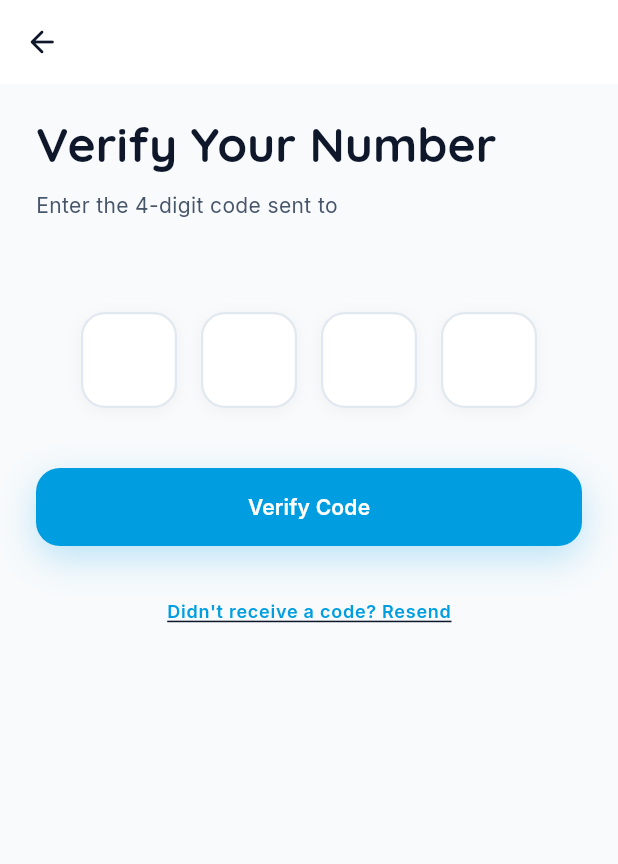
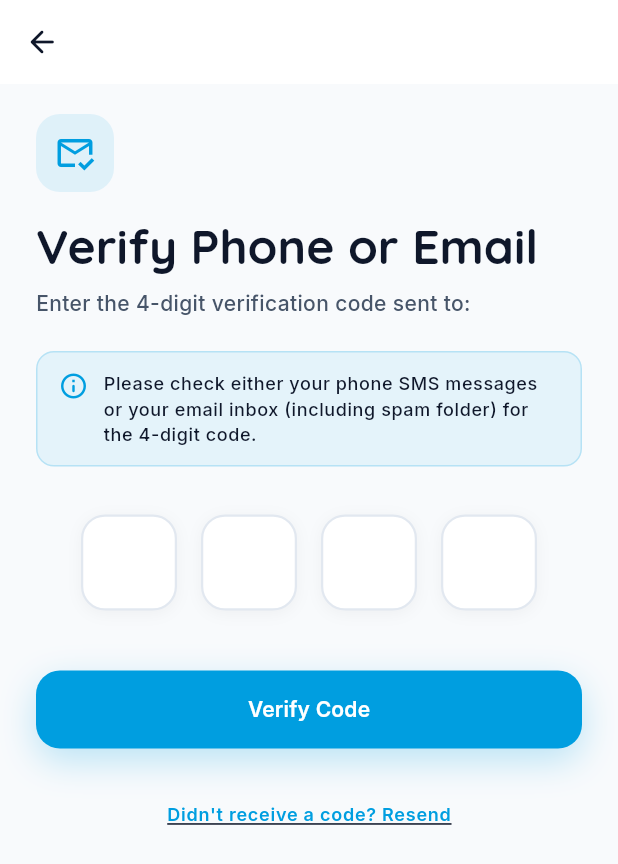
Before and after one commit to DaV212001/delivery_app, a Flutter app: the OtpScreen screen opened by its route, on a phone screen of 412 x 824 dp. Shown: the top 864 px of the screen. Run offline on Flutter 3.47's test engine with Material 3 defaults, Android fonts, the phone set to English and light mode, and no system bars; our stand-ins replace cached_network_image, carousel_slider, connectivity_plus, cookie_jar, dio, geolocator and 9 more; missing offline and left inert: gebeta_gl, in_app_update; accounts and stored records are empty; network calls fail.

Commit message:
feat(auth): display dual-channel phone and email OTP verification instructions and release v1.0.10+15

```diff
--- a/lib/config/translations.dart
+++ b/lib/config/translations.dart
@@ -228,8 +228,9 @@ class AppTranslations extends Translations {
           'fill_all_fields': 'Please fill all fields',
           'password_reset_success': 'Password reset successfully. Please log in.',
           'four_digit_pin': '4-digit PIN',
-          'verify_your_number': 'Verify Your Number',
-          'enter_code_sent_to': 'Enter the 4-digit code sent to',
+          'verify_your_number': 'Verify Phone or Email',
+          'enter_code_sent_to': 'Enter the 4-digit verification code sent to:',
+          'check_phone_or_email_instructions': 'Please check either your phone SMS messages or your email inbox (including spam folder) for the 4-digit code.',
           'incomplete': 'Incomplete',
           'enter_4_digit_code': 'Please enter the 4-digit code',
           'verify_code': 'Verify Code',
@@ -699,8 +700,9 @@ class AppTranslations extends Translations {
           'fill_all_fields': 'እባክዎ ሁሉንም መስኮች ይሙሉ',
           'password_reset_success': 'የይለፍ ቃል በተሳካ ሁኔታ ተቀይሯል። እባክዎ ይግቡ።',
           'four_digit_pin': 'ባለ 4-አሃዝ ፒን',
-          'verify_your_number': 'ቁጥርዎን ያረጋግጡ',
-          'enter_code_sent_to': 'የተላከውን ባለ 4-አሃዝ ኮድ ያስገቡ ወደ',
+          'verify_your_number': 'ስልክ ወይም ኢሜይል ያረጋግጡ',
+          'enter_code_sent_to': 'የተላከውን ባለ 4-አሃዝ የማረጋገጫ ኮድ ያስገቡ ወደ:',
+          'check_phone_or_email_instructions': 'እባክዎ ባለ 4-አሃዝ ኮዱን ለማግኘት የስልክዎን አጭር መልዕክት (SMS) ወይም የኢሜይል ሳጥንዎን (ስፓም ጨምሮ) ይመልከቱ።',
           'incomplete': 'ያልተሟላ',
           'enter_4_digit_code': 'እባክዎ ባለ 4-አሃዝ ኮዱን ያስገቡ',
           'verify_code': 'ኮዱን አረጋግጥ',
@@ -1153,8 +1155,9 @@ class AppTranslations extends Translations {
           'fill_all_fields': 'Maaloo bakka hundumaa guutaa',
           'password_reset_success': 'Jechi darbii milkaa\'inaan jijjiirameera. Maaloo seeni.',
           'four_digit_pin': 'PIN lakkoofsa 4',
-          'verify_your_number': 'Lakkoofsa keessan mirkaneessaa',
-          'enter_code_sent_to': 'Koodii lakkoofsa 4 ergame galchaa gara',
+          'verify_your_number': 'Bilbila ykn Imeelii Mirkaneessi',
+          'enter_code_sent_to': 'Koodii mirkaneessaa lakkoofsa 4 ergame galchaa gara:',
+          'check_phone_or_email_instructions': 'Maaloo koodii lakkoofsa 4 argachuuf bilbila (SMS) ykn imeelii keessan (galmee spam dabalatee) ilaalaa.',
           'incomplete': 'Hinki\'in',
           'enter_4_digit_code': 'Maaloo koodii lakkoofsa 4 galchaa',
           'verify_code': 'Koodii Mirkaneessi',
@@ -1607,8 +1610,9 @@ class AppTranslations extends Translations {
           'fill_all_fields': 'በጃኹም ኩሉ ቦታታት ምልኡ',
           'password_reset_success': 'መሕለፊ ቃል ብዓወት ተቐይሩ። በጃኹም እተዉ።',
           'four_digit_pin': 'ናይ 4-ኣሃዝ ፒን',
-          'verify_your_number': 'ቁጽርኹም ኣረጋግጹ',
-          'enter_code_sent_to': 'ዝተላእከ ናይ 4-ኣሃዝ ኮድ ኣእትዉ ናብ',
+          'verify_your_number': 'ስልኪ ወይ ኢመይል ኣረጋግጹ',
+          'enter_code_sent_to': 'ዝተላእከ ናይ 4-ኣሃዝ መረጋገጺ ኮድ ኣእትዉ ናብ:',
+          'check_phone_or_email_instructions': 'ብኽብረትኩም ነቲ ናይ 4-ኣሃዝ ኮድ ንምርካብ ናይ ስልኪ መልእኽትኹም (SMS) ወይ ናይ ኢመይል ሳንዱቕኩም (ስፓም ሓዊሱ) ርኣዩ።',
           'incomplete': 'ዘይተማልአ',
           'enter_4_digit_code': 'በጃኹም ናይ 4-ኣሃዝ ኮድ ኣእትዉ',
           'verify_code': 'ኮድ ኣረጋግጽ',
@@ -2061,8 +2065,9 @@ class AppTranslations extends Translations {
           'fill_all_fields': 'Fadlan buuxi meelaha oo dhan',
           'password_reset_success': 'Furaha sirta ah si guul leh ayaa loo beddelay. Fadlan gal.',
           'four_digit_pin': 'PIN 4-god ah',
-          'verify_your_number': 'Xaqiiji Lambarkaaga',
-          'enter_code_sent_to': 'Geli koodhka 4-god ah ee loo diray',
+          'verify_your_number': 'Xaqiiji Taleefanka ama Iimaylka',
+          'enter_code_sent_to': 'Geli koodhka xaqiijinta ee 4-god ah ee loo diray:',
+          'check_phone_or_email_instructions': 'Fadlan ka hubi fariimahaaga SMS-ka ama sanduuqaaga iimaylka (oo uu ku jiro faylka spam-ka) koodhka 4-god ah.',
           'incomplete': 'Aan dhamaystirnayn',
           'enter_4_digit_code': 'Fadlan geli koodhka 4-god ah',
           'verify_code': 'Xaqiiji Koodhka',
--- a/lib/controllers/auth_controller.dart
+++ b/lib/controllers/auth_controller.dart
@@ -65,6 +65,8 @@ class AuthController extends GetxController {
 
   bool get isResetOtpVerified => _resetOtpVerified;
   String? get resetPhone => _resetPhone;
+  String? get pendingEmail => _pendingEmail;
+  String? get pendingPhone => _pendingPhone;
 
   int? get currentUserId => ConfigPreference.getUserId();
 
@@ -305,6 +307,7 @@ class AuthController extends GetxController {
           Get.toNamed(AppRoutes.otp, arguments: {
             'userId': uid,
             'phone': cleanPhone,
+            'email': email,
           });
         }
       },
--- a/lib/screens/auth/otp_screen.dart
+++ b/lib/screens/auth/otp_screen.dart
@@ -19,6 +19,7 @@ class _OtpScreenState extends State<OtpScreen> {
 
   late final AuthController _authController;
   late final String _phone;
+  late final String _email;
   late final int _userId;
 
   final _isVerifying = false.obs;
@@ -31,7 +32,8 @@ class _OtpScreenState extends State<OtpScreen> {
     _authController = Get.find<AuthController>();
 
     final args = Get.arguments as Map<String, dynamic>? ?? {};
-    _phone = args['phone']?.toString() ?? '';
+    _phone = args['phone']?.toString() ?? _authController.pendingPhone ?? '';
+    _email = args['email']?.toString() ?? _authController.pendingEmail ?? '';
     _userId = args['userId'] is int
         ? args['userId'] as int
         : int.tryParse(args['userId']?.toString() ?? '0') ?? 0;
@@ -104,27 +106,114 @@ class _OtpScreenState extends State<OtpScreen> {
         ),
       ),
       body: SafeArea(
-        child: Padding(
+        child: SingleChildScrollView(
+          physics: const BouncingScrollPhysics(),
           padding: const EdgeInsets.symmetric(horizontal: 24.0, vertical: 8.0),
           child: Column(
             crossAxisAlignment: CrossAxisAlignment.start,
             children: [
               const SizedBox(height: 12),
+              // Dual channel icon header
+              Container(
+                width: 52,
+                height: 52,
+                decoration: BoxDecoration(
+                  color: AppColors.primary.withValues(alpha: 0.1),
+                  borderRadius: BorderRadius.circular(16),
+                ),
+                child: const Icon(
+                  Icons.mark_email_read_outlined,
+                  color: AppColors.primary,
+                  size: 28,
+                ),
+              ),
+              const SizedBox(height: 16),
               Text(
                 'verify_your_number'.tr,
                 style: theme.textTheme.headlineLarge?.copyWith(
                   fontWeight: FontWeight.w800,
                 ),
               ),
-              const SizedBox(height: 10),
+              const SizedBox(height: 8),
               Text(
-                '${'enter_code_sent_to'.tr}\n$_phone',
+                'enter_code_sent_to'.tr,
                 style: theme.textTheme.bodyMedium?.copyWith(
                   color: theme.colorScheme.onSurfaceVariant,
-                  height: 1.5,
+                  fontWeight: FontWeight.w500,
                 ),
               ),
-              const SizedBox(height: 40),
+              const SizedBox(height: 8),
+              if (_phone.isNotEmpty || _email.isNotEmpty)
+                Wrap(
+                  spacing: 8,
+                  runSpacing: 6,
+                  children: [
+                    if (_phone.isNotEmpty)
+                      Chip(
+                        avatar: const Icon(Icons.phone_android_rounded,
+                            size: 16, color: AppColors.primary),
+                        label: Text(_phone,
+                            style: const TextStyle(
+                                fontWeight: FontWeight.w600, fontSize: 13)),
+                        backgroundColor:
+                            AppColors.primary.withValues(alpha: 0.08),
+                        side: BorderSide.none,
+                        padding: const EdgeInsets.symmetric(horizontal: 4),
+                        materialTapTargetSize:
+                            MaterialTapTargetSize.shrinkWrap,
+                      ),
+                    if (_email.isNotEmpty)
+                      Chip(
+                        avatar: const Icon(Icons.email_outlined,
+                            size: 16, color: AppColors.primary),
+                        label: Text(_email,
+                            style: const TextStyle(
+                                fontWeight: FontWeight.w600, fontSize: 13)),
+                        backgroundColor:
+                            AppColors.primary.withValues(alpha: 0.08),
+                        side: BorderSide.none,
+                        padding: const EdgeInsets.symmetric(horizontal: 4),
+                        materialTapTargetSize:
+                            MaterialTapTargetSize.shrinkWrap,
+                      ),
+                  ],
+                ),
+              const SizedBox(height: 14),
+              // Prominent Instruction Card informing the user to check phone or email
+              Container(
+                width: double.infinity,
+                padding:
+                    const EdgeInsets.symmetric(horizontal: 14, vertical: 12),
+                decoration: BoxDecoration(
+                  color: AppColors.primary.withValues(alpha: 0.08),
+                  borderRadius: BorderRadius.circular(12),
+                  border: Border.all(
+                    color: AppColors.primary.withValues(alpha: 0.2),
+                  ),
+                ),
+                child: Row(
+                  crossAxisAlignment: CrossAxisAlignment.start,
+                  children: [
+                    const Icon(
+                      Icons.info_outline_rounded,
+                      color: AppColors.primary,
+                      size: 20,
+                    ),
+                    const SizedBox(width: 10),
+                    Expanded(
+                      child: Text(
+                        'check_phone_or_email_instructions'.tr,
+                        style: theme.textTheme.bodySmall?.copyWith(
+                          color: theme.colorScheme.onSurface,
+                          fontWeight: FontWeight.w500,
+                          height: 1.4,
+                        ),
+                      ),
+                    ),
+                  ],
+                ),
+              ),
+              const SizedBox(height: 32),
 
               // OTP digit boxes
               Row(
--- a/pubspec.yaml
+++ b/pubspec.yaml
@@ -16,7 +16,7 @@ publish_to: 'none' # Remove this line if you wish to publish to pub.dev
 # https://developer.apple.com/library/archive/documentation/General/Reference/InfoPlistKeyReference/Articles/CoreFoundationKeys.html
 # In Windows, build-name is used as the major, minor, and patch parts
 # of the product and file versions while build-number is used as the build suffix.
-version: 1.0.9+14
+version: 1.0.10+15
 
 environment:
   sdk: ^3.12.2
```
